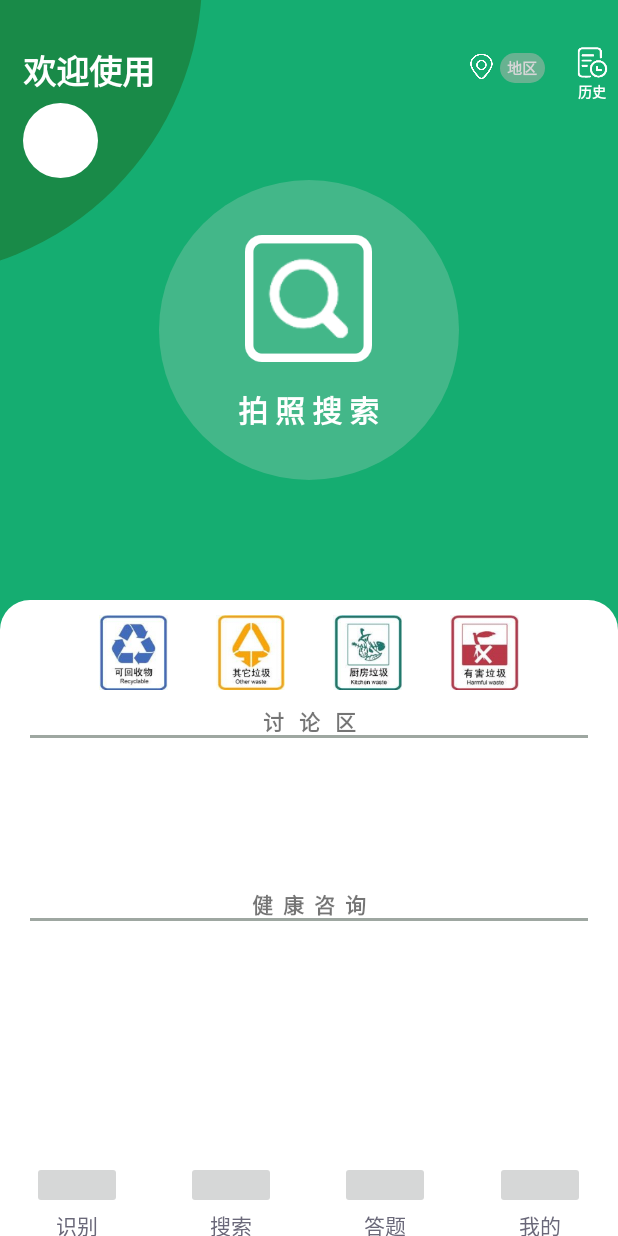
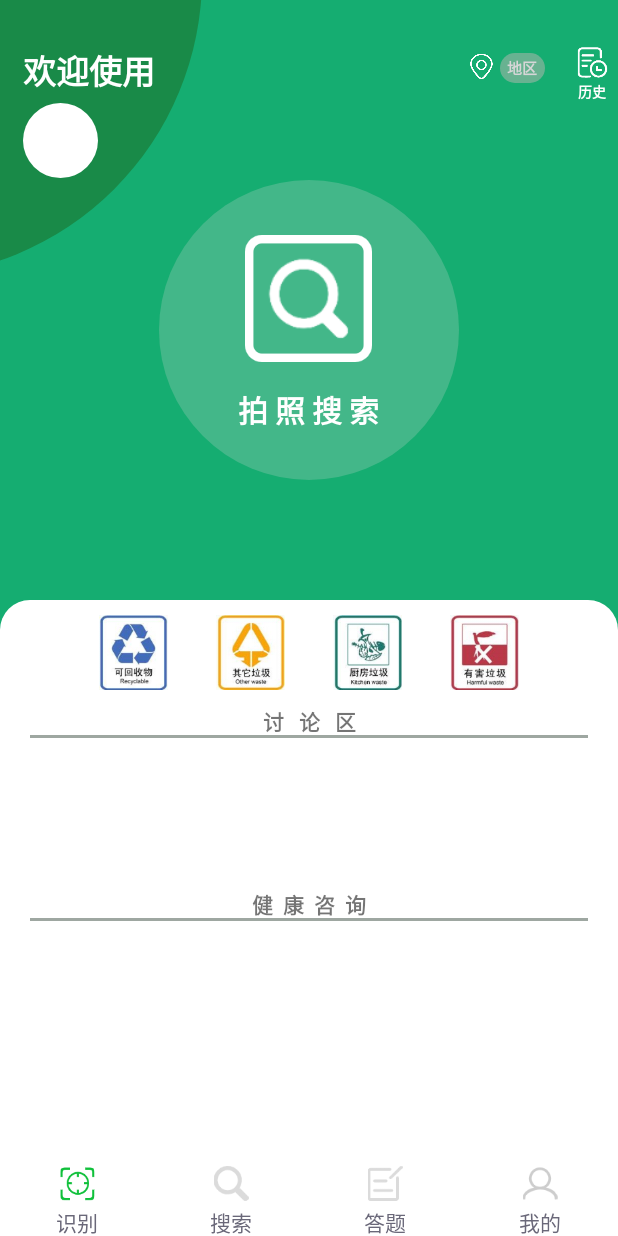
Before and after one commit to seventeenxsq/RubbishClassifyProject, an Android app: the screen it shows after launch (MainActivity), after a tap on an icon or button, on a phone screen of 412 x 824 dp. Run offline under Robolectric (Android 15) with nearby library versions, the phone set to English and light mode, and no system bars; libraries missing offline, so code that uses them is left out: com.steelkiwi.library, id.arieridwan.lib.

Commit message:
添加按钮图标

```diff
--- a/app/src/main/java/com/example/rubbishclassifywork/MainActivity.java
+++ b/app/src/main/java/com/example/rubbishclassifywork/MainActivity.java
@@ -5,6 +5,7 @@ import android.os.Bundle;
 import android.os.Vibrator;
 import android.view.View;
 import android.widget.ImageButton;
+import android.widget.ImageView;
 
 import androidx.fragment.app.Fragment;
 import androidx.viewpager.widget.ViewPager;
@@ -20,7 +21,7 @@ import java.util.List;
 
 public class MainActivity extends BaseActivity implements View.OnClickListener {
 
-    ImageButton button1,button2,button3,button4;
+    ImageView button1,button2,button3,button4;
 
     private List<Fragment> list;
     private ViewPager viewPager;
@@ -78,14 +79,16 @@ public class MainActivity extends BaseActivity implements View.OnClickListener {
             int currentItem = viewPager.getCurrentItem();
             switch (currentItem) {
                 case 0:
-                    //button1.setImageResource(R.mipmap.btn_1_green);
+                    button1.setImageResource(R.mipmap.icon_eye_green);
                     break;
                 case 1:
-                    //button2.setImageResource(R.mipmap.btn_2_green);
-                    //frontImage.setVisibility(View.VISIBLE);
+                    button2.setImageResource(R.mipmap.icon_search_green);
                     break;
                 case 2:
-                    //button3.setImageResource(R.mipmap.icon2);
+                    button3.setImageResource(R.mipmap.icon_dati_green);
+                    break;
+                case 3:
+                    button4.setImageResource(R.mipmap.icon_me_green);
                     break;
                 default:
                     break;
@@ -97,9 +100,10 @@ public class MainActivity extends BaseActivity implements View.OnClickListener {
 
     //重置图片资源
     private void resetImg() {
-//        button1.setImageResource(R.mipmap.eyeicon);
-//        button2.setImageResource(R.mipmap.searchicon);
-//        button3.setImageResource(R.mipmap.icon3);
+        button1.setImageResource(R.mipmap.icon_eye);
+        button2.setImageResource(R.mipmap.icon_search);
+        button3.setImageResource(R.mipmap.icon_dati);
+        button4.setImageResource(R.mipmap.icon_me);
     }
 
     @Override
@@ -110,19 +114,19 @@ public class MainActivity extends BaseActivity implements View.OnClickListener {
         switch (v.getId()) {
             case R.id.btn_1:
                 viewPager.setCurrentItem(0);// 跳到第一个页面
-//                button1.setImageResource(R.mipmap.btn_1_green); // 图片变为选中
+                button1.setImageResource(R.mipmap.icon_eye_green); // 图片变为选中
                 break;
             case R.id.btn_2:
                 viewPager.setCurrentItem(1);
-//                button2.setImageResource(R.mipmap.btn_2_green);
+                button2.setImageResource(R.mipmap.icon_search_green);
                 break;
             case R.id.btn_3:
                 viewPager.setCurrentItem(2);
-//                button3.setImageResource(R.mipmap.icon2);
+                button3.setImageResource(R.mipmap.icon_dati_green);
                 break;
             case R.id.btn_4:
                 viewPager.setCurrentItem(3);
-//                button3.setImageResource(R.mipmap.icon);
+                button4.setImageResource(R.mipmap.icon_me_green);
                 break;
             default:
                 break;
--- a/app/src/main/res/layout/navigationbar_bottom.xml
+++ b/app/src/main/res/layout/navigationbar_bottom.xml
@@ -14,93 +14,101 @@
     <LinearLayout
         android:id="@+id/tab_camera"
         android:layout_width="0dp"
-        android:layout_height="fill_parent"
+        android:layout_height="50dp"
+        android:layout_gravity="center_vertical"
         android:layout_weight="1"
         android:gravity="center"
         android:orientation="vertical" >
 
-        <ImageButton
-
+        <ImageView
             android:id="@+id/btn_1"
             android:layout_width="60dp"
-            android:layout_height="32dp"
+            android:layout_height="23dp"
+            android:layout_marginTop="3dp"
+            android:src="@mipmap/icon_eye_green"
+            />
 
-            android:clickable="false"
-             />
 
         <TextView
             android:layout_width="wrap_content"
             android:layout_height="wrap_content"
             android:text="识别"
+            android:layout_marginTop="3dp"
             android:textColor="#6A6879" />
     </LinearLayout>
 
     <LinearLayout
         android:id="@+id/tab_search"
         android:layout_width="0dp"
-        android:layout_height="fill_parent"
+        android:layout_height="50dp"
+        android:layout_gravity="center_vertical"
         android:layout_weight="1"
         android:gravity="center"
         android:orientation="vertical" >
 
-        <ImageButton
+        <ImageView
             android:id="@+id/btn_2"
             android:layout_width="60dp"
-            android:layout_height="32dp"
-
-            android:clickable="false"
+            android:layout_height="23dp"
+            android:layout_marginTop="3dp"
+            android:src="@mipmap/icon_search"
              />
 
         <TextView
             android:layout_width="wrap_content"
             android:layout_height="wrap_content"
             android:text="搜索"
+            android:layout_marginTop="3dp"
             android:textColor="#6A6879" />
     </LinearLayout>
-
     <LinearLayout
-        android:id="@+id/tab_play"
+        android:id="@+id/tab_dati"
         android:layout_width="0dp"
-        android:layout_height="fill_parent"
+        android:layout_height="50dp"
+        android:layout_gravity="center_vertical"
         android:layout_weight="1"
         android:gravity="center"
         android:orientation="vertical" >
 
-        <ImageButton
+        <ImageView
             android:id="@+id/btn_3"
             android:layout_width="60dp"
-            android:layout_height="32dp"
-
-            android:clickable="false"
-             />
+            android:layout_height="23dp"
+            android:layout_marginTop="3dp"
+            android:src="@mipmap/icon_dati"
+            />
 
         <TextView
             android:layout_width="wrap_content"
             android:layout_height="wrap_content"
             android:text="答题"
+            android:layout_marginTop="3dp"
             android:textColor="#6A6879" />
     </LinearLayout>
 
     <LinearLayout
         android:id="@+id/tab_me"
         android:layout_width="0dp"
-        android:layout_height="fill_parent"
+        android:layout_height="50dp"
+        android:layout_gravity="center_vertical"
         android:layout_weight="1"
         android:gravity="center"
         android:orientation="vertical" >
 
-        <ImageButton
+        <ImageView
             android:id="@+id/btn_4"
             android:layout_width="60dp"
-            android:layout_height="32dp"
+            android:layout_height="23dp"
+            android:layout_marginTop="3dp"
+            android:src="@mipmap/icon_me"
+            />
 
-            android:clickable="false"
-            />
 
         <TextView
             android:layout_width="wrap_content"
             android:layout_height="wrap_content"
             android:text="我的"
+            android:layout_marginTop="3dp"
             android:textColor="#6A6879" />
     </LinearLayout>
 
```
Also changed, not shown: app/src/main/res/mipmap-hdpi/icon_dati.png (added), app/src/main/res/mipmap-hdpi/icon_dati_green.png (added), app/src/main/res/mipmap-hdpi/icon_eye.png (added), app/src/main/res/mipmap-hdpi/icon_eye_green.png (added), app/src/main/res/mipmap-hdpi/icon_me.png (added), app/src/main/res/mipmap-hdpi/icon_me_green.png (added), app/src/main/res/mipmap-hdpi/icon_search.png (added), app/src/main/res/mipmap-hdpi/icon_search_green.png (added).
